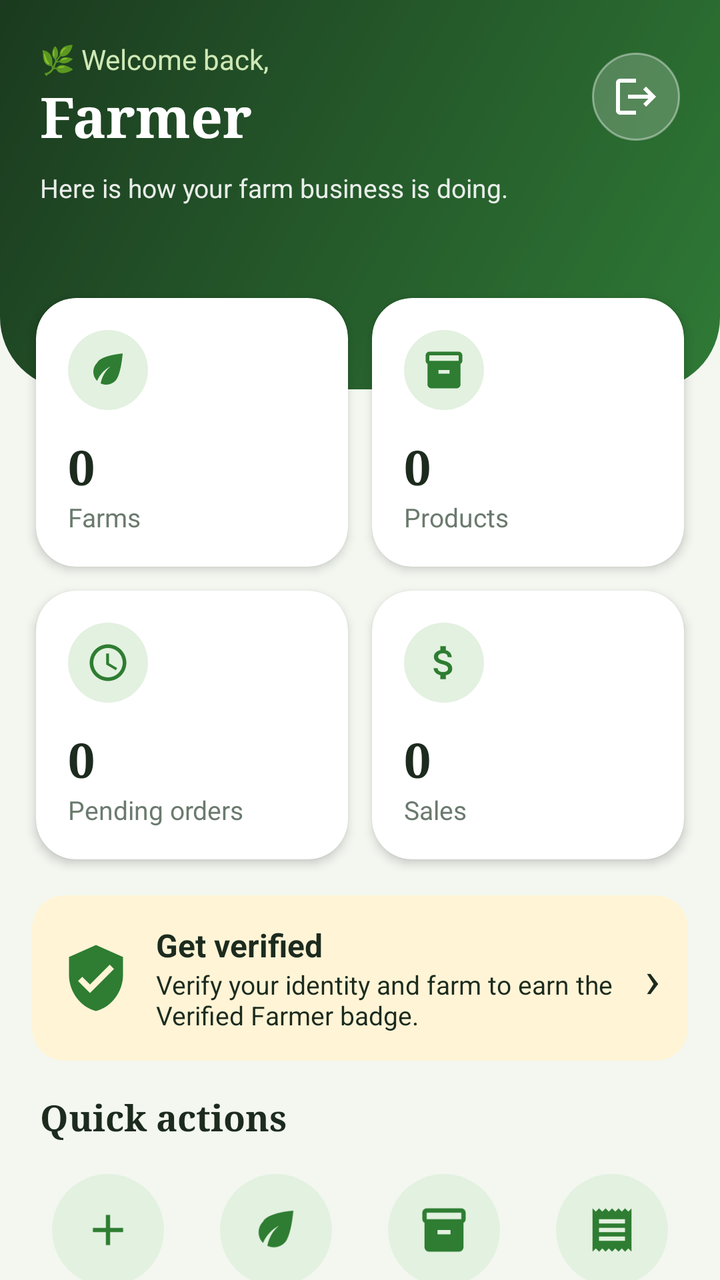
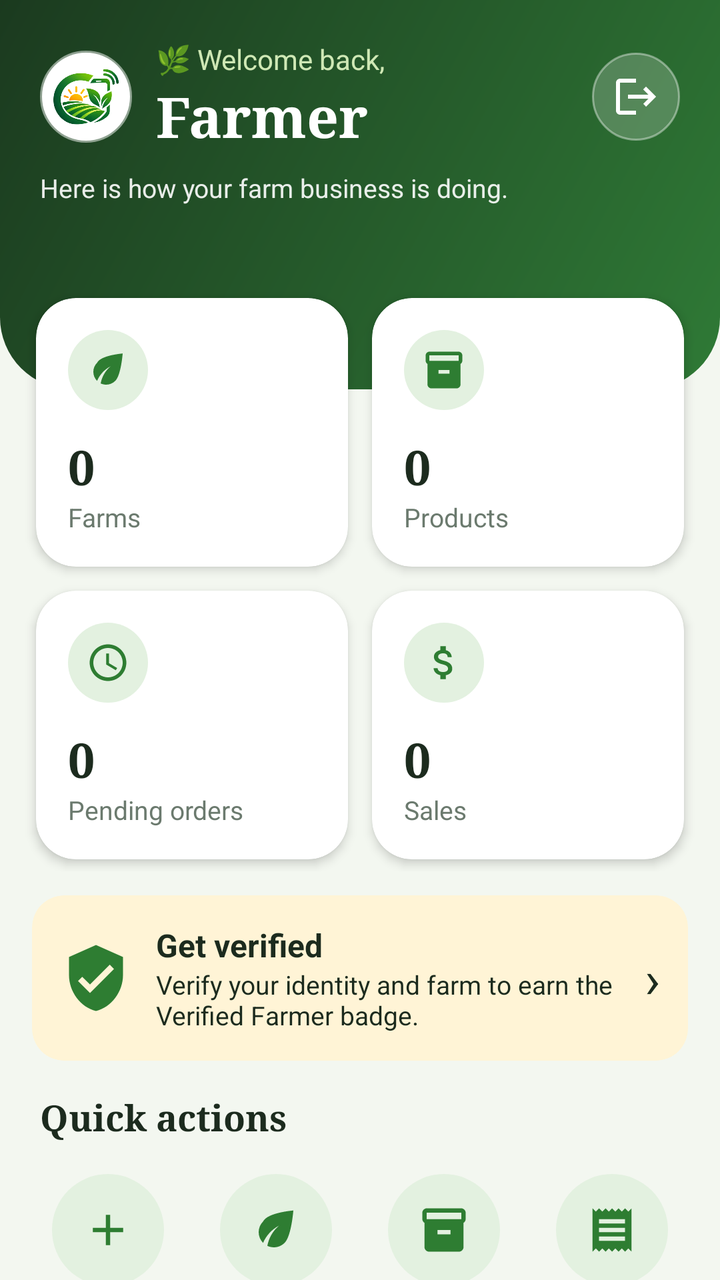

Compare the two renders of this Android layout. The source of the first and the diff that turns it into the second are given below.
<!-- AndroidManifest.xml: application theme Theme.FarmConnect -->
<!-- res/layout/activity_farmer_dashboard.xml -->
<?xml version="1.0" encoding="utf-8"?>
<ScrollView xmlns:android="http://schemas.android.com/apk/res/android"
    xmlns:app="http://schemas.android.com/apk/res-auto"
    android:layout_width="match_parent" android:layout_height="match_parent"
    android:background="@color/fc_bg" android:fillViewport="true" android:scrollbars="none">

    <LinearLayout android:layout_width="match_parent" android:layout_height="wrap_content"
        android:orientation="vertical">

        
        <LinearLayout android:layout_width="match_parent" android:layout_height="wrap_content"
            android:background="@drawable/bg_dash_header" android:orientation="vertical"
            android:paddingBottom="76dp" android:paddingStart="20dp" android:paddingEnd="20dp"
            android:paddingTop="20dp">

            <LinearLayout android:layout_width="match_parent" android:layout_height="wrap_content"
                android:gravity="center_vertical" android:orientation="horizontal">
                <LinearLayout android:layout_width="0dp" android:layout_height="wrap_content"
                    android:layout_weight="1" android:orientation="vertical">
                    <TextView android:layout_width="wrap_content" android:layout_height="wrap_content"
                        android:text="@string/t_521fa15a" android:textColor="#CFE8B5" android:textSize="14sp" />
                    <TextView android:id="@+id/tvGreeting" android:layout_width="wrap_content"
                        android:layout_height="wrap_content" android:text="@string/t_8bf7aa45" android:textColor="#FFFFFF"
                        android:textSize="28sp" android:textStyle="bold" android:fontFamily="serif" />
                    <TextView android:id="@+id/tvBadge" android:layout_width="wrap_content" android:layout_height="wrap_content"
                        android:layout_marginTop="6dp" android:background="@drawable/bg_chip"
                        android:backgroundTint="#66BB6A" android:paddingStart="10dp" android:paddingEnd="10dp"
                        android:paddingTop="4dp" android:paddingBottom="4dp" android:text="@string/t_4fe74204"
                        android:textColor="#FFFFFF" android:textSize="12sp" android:textStyle="bold"
                        android:visibility="gone" />
                </LinearLayout>
                <ImageButton android:id="@+id/btnLogout" android:layout_width="44dp" android:layout_height="44dp"
                    android:background="@drawable/bg_icon_glass" android:contentDescription="@string/t_4394c8d8"
                    android:padding="11dp" android:src="@drawable/ic_logout" android:tint="#FFFFFF" />
            </LinearLayout>

            <TextView android:layout_width="wrap_content" android:layout_height="wrap_content"
                android:layout_marginTop="8dp" android:text="@string/t_3d4ca469"
                android:textColor="#E6FFFFFF" android:textSize="13sp" />

            <ProgressBar android:id="@+id/progress" style="?android:attr/progressBarStyleHorizontal"
                android:layout_width="match_parent" android:layout_height="4dp" android:layout_marginTop="12dp"
                android:indeterminate="true" android:indeterminateTint="#FFFFFF" android:visibility="invisible" />
        </LinearLayout>

        
        <LinearLayout android:layout_width="match_parent" android:layout_height="wrap_content"
            android:layout_marginTop="-52dp" android:orientation="vertical"
            android:paddingStart="12dp" android:paddingEnd="12dp">
            <LinearLayout android:layout_width="match_parent" android:layout_height="wrap_content"
                android:orientation="horizontal">
                <com.google.android.material.card.MaterialCardView
                    android:layout_width="0dp" android:layout_height="wrap_content" android:layout_weight="1"
                    android:layout_margin="6dp" app:cardBackgroundColor="@color/fc_card"
                    app:cardCornerRadius="20dp" app:cardElevation="3dp" app:strokeWidth="0dp">
                    <LinearLayout android:layout_width="match_parent" android:layout_height="wrap_content"
                        android:orientation="vertical" android:padding="16dp">
                        <ImageView android:layout_width="40dp" android:layout_height="40dp"
                            android:background="@drawable/bg_icon_circle" android:padding="9dp"
                            android:src="@drawable/ic_eco" android:tint="@color/fc_primary" android:contentDescription="@string/t_5217a00d" />
                        <TextView android:id="@+id/tvFarms" android:layout_width="wrap_content" android:layout_height="wrap_content"
                            android:layout_marginTop="12dp" android:text="0" android:textColor="@color/fc_text"
                            android:textSize="24sp" android:textStyle="bold" android:fontFamily="serif" />
                        <TextView android:layout_width="wrap_content" android:layout_height="wrap_content"
                            android:text="@string/t_5217a00d" android:textColor="@color/fc_muted" android:textSize="13sp" />
                    </LinearLayout>
                </com.google.android.material.card.MaterialCardView>
                <com.google.android.material.card.MaterialCardView
                    android:layout_width="0dp" android:layout_height="wrap_content" android:layout_weight="1"
                    android:layout_margin="6dp" app:cardBackgroundColor="@color/fc_card"
                    app:cardCornerRadius="20dp" app:cardElevation="3dp" app:strokeWidth="0dp">
                    <LinearLayout android:layout_width="match_parent" android:layout_height="wrap_content"
                        android:orientation="vertical" android:padding="16dp">
                        <ImageView android:layout_width="40dp" android:layout_height="40dp"
                            android:background="@drawable/bg_icon_circle" android:padding="9dp"
                            android:src="@drawable/ic_inventory" android:tint="@color/fc_primary" android:contentDescription="@string/t_068f80c7" />
                        <TextView android:id="@+id/tvProducts" android:layout_width="wrap_content" android:layout_height="wrap_content"
                            android:layout_marginTop="12dp" android:text="0" android:textColor="@color/fc_text"
                            android:textSize="24sp" android:textStyle="bold" android:fontFamily="serif" />
                        <TextView android:layout_width="wrap_content" android:layout_height="wrap_content"
                            android:text="@string/t_068f80c7" android:textColor="@color/fc_muted" android:textSize="13sp" />
                    </LinearLayout>
                </com.google.android.material.card.MaterialCardView>
            </LinearLayout>
            <LinearLayout android:layout_width="match_parent" android:layout_height="wrap_content"
                android:orientation="horizontal">
                <com.google.android.material.card.MaterialCardView
                    android:layout_width="0dp" android:layout_height="wrap_content" android:layout_weight="1"
                    android:layout_margin="6dp" app:cardBackgroundColor="@color/fc_card"
                    app:cardCornerRadius="20dp" app:cardElevation="3dp" app:strokeWidth="0dp">
                    <LinearLayout android:layout_width="match_parent" android:layout_height="wrap_content"
                        android:orientation="vertical" android:padding="16dp">
                        <ImageView android:layout_width="40dp" android:layout_height="40dp"
                            android:background="@drawable/bg_icon_circle" android:padding="9dp"
                            android:src="@drawable/ic_clock" android:tint="@color/fc_primary" android:contentDescription="@string/t_b429b015" />
                        <TextView android:id="@+id/tvPending" android:layout_width="wrap_content" android:layout_height="wrap_content"
                            android:layout_marginTop="12dp" android:text="0" android:textColor="@color/fc_text"
                            android:textSize="24sp" android:textStyle="bold" android:fontFamily="serif" />
                        <TextView android:layout_width="wrap_content" android:layout_height="wrap_content"
                            android:text="@string/t_b429b015" android:textColor="@color/fc_muted" android:textSize="13sp" />
                    </LinearLayout>
                </com.google.android.material.card.MaterialCardView>
                <com.google.android.material.card.MaterialCardView
                    android:layout_width="0dp" android:layout_height="wrap_content" android:layout_weight="1"
                    android:layout_margin="6dp" app:cardBackgroundColor="@color/fc_card"
                    app:cardCornerRadius="20dp" app:cardElevation="3dp" app:strokeWidth="0dp">
                    <LinearLayout android:layout_width="match_parent" android:layout_height="wrap_content"
                        android:orientation="vertical" android:padding="16dp">
                        <ImageView android:layout_width="40dp" android:layout_height="40dp"
                            android:background="@drawable/bg_icon_circle" android:padding="9dp"
                            android:src="@drawable/ic_money" android:tint="@color/fc_primary" android:contentDescription="@string/t_11ff9f68" />
                        <TextView android:id="@+id/tvSales" android:layout_width="wrap_content" android:layout_height="wrap_content"
                            android:layout_marginTop="12dp" android:text="0" android:textColor="@color/fc_text"
                            android:textSize="24sp" android:textStyle="bold" android:fontFamily="serif" />
                        <TextView android:layout_width="wrap_content" android:layout_height="wrap_content"
                            android:text="@string/t_11ff9f68" android:textColor="@color/fc_muted" android:textSize="13sp" />
                    </LinearLayout>
                </com.google.android.material.card.MaterialCardView>
            </LinearLayout>
        </LinearLayout>

        
        <com.google.android.material.card.MaterialCardView android:id="@+id/cardVerify"
            android:layout_width="match_parent" android:layout_height="wrap_content"
            android:layout_marginStart="16dp" android:layout_marginEnd="16dp" android:layout_marginTop="12dp"
            android:clickable="true" android:focusable="true"
            app:cardBackgroundColor="#FFF4D6" app:cardCornerRadius="16dp" app:cardElevation="0dp" app:strokeWidth="0dp">
            <LinearLayout android:layout_width="match_parent" android:layout_height="wrap_content"
                android:gravity="center_vertical" android:orientation="horizontal" android:padding="14dp">
                <ImageView android:layout_width="36dp" android:layout_height="36dp"
                    android:src="@drawable/ic_verified" android:tint="@color/fc_primary" android:contentDescription="@string/t_52b8ffce" />
                <LinearLayout android:layout_width="0dp" android:layout_height="wrap_content"
                    android:layout_marginStart="12dp" android:layout_weight="1" android:orientation="vertical">
                    <TextView android:id="@+id/tvVerifyTitle" android:layout_width="wrap_content"
                        android:layout_height="wrap_content" android:text="@string/t_a6c800fc" android:textColor="@color/fc_text"
                        android:textSize="16sp" android:textStyle="bold" />
                    <TextView android:id="@+id/tvVerifyMsg" android:layout_width="wrap_content"
                        android:layout_height="wrap_content" android:text="@string/t_9da81061"
                        android:textColor="@color/fc_text" android:textSize="13sp" />
                </LinearLayout>
                <TextView android:layout_width="wrap_content" android:layout_height="wrap_content"
                    android:text="›" android:textColor="@color/fc_text" android:textSize="26sp" />
            </LinearLayout>
        </com.google.android.material.card.MaterialCardView>

        
        <com.google.android.material.card.MaterialCardView android:id="@+id/cardLowStock"
            android:layout_width="match_parent" android:layout_height="wrap_content"
            android:layout_margin="16dp" android:visibility="gone"
            app:cardBackgroundColor="@color/fc_warn_bg" app:cardCornerRadius="16dp"
            app:cardElevation="0dp" app:strokeColor="#F9A825" app:strokeWidth="1dp">
            <TextView android:id="@+id/tvLowStock" android:layout_width="match_parent"
                android:layout_height="wrap_content" android:padding="14dp"
                android:text="" android:textColor="#7A5600" android:textSize="13sp" android:textStyle="bold" />
        </com.google.android.material.card.MaterialCardView>

        
        <TextView android:layout_width="wrap_content" android:layout_height="wrap_content"
            android:layout_marginStart="20dp" android:layout_marginTop="16dp" android:text="@string/t_dab2e156"
            android:textColor="@color/fc_text" android:textSize="18sp" android:textStyle="bold"
            android:fontFamily="serif" />

        <LinearLayout android:layout_width="match_parent" android:layout_height="wrap_content"
            android:layout_marginTop="8dp" android:orientation="horizontal"
            android:paddingStart="12dp" android:paddingEnd="12dp">
            <LinearLayout android:id="@+id/actAddProduct" android:layout_width="0dp" android:layout_height="wrap_content"
                android:layout_weight="1" android:background="?attr/selectableItemBackgroundBorderless"
                android:clickable="true" android:focusable="true" android:gravity="center_horizontal"
                android:orientation="vertical" android:padding="8dp">
                <ImageView android:layout_width="56dp" android:layout_height="56dp"
                    android:background="@drawable/bg_icon_circle" android:padding="15dp"
                    android:src="@drawable/ic_add" android:tint="@color/fc_primary" android:contentDescription="@string/t_11a738dd" />
                <TextView android:layout_width="wrap_content" android:layout_height="wrap_content"
                    android:layout_marginTop="6dp" android:text="@string/t_11a738dd" android:textColor="@color/fc_text"
                    android:textSize="12sp" android:textStyle="bold" />
            </LinearLayout>
            <LinearLayout android:id="@+id/actFarms" android:layout_width="0dp" android:layout_height="wrap_content"
                android:layout_weight="1" android:background="?attr/selectableItemBackgroundBorderless"
                android:clickable="true" android:focusable="true" android:gravity="center_horizontal"
                android:orientation="vertical" android:padding="8dp">
                <ImageView android:layout_width="56dp" android:layout_height="56dp"
                    android:background="@drawable/bg_icon_circle" android:padding="15dp"
                    android:src="@drawable/ic_eco" android:tint="@color/fc_primary" android:contentDescription="@string/t_13d8eea4" />
                <TextView android:layout_width="wrap_content" android:layout_height="wrap_content"
                    android:layout_marginTop="6dp" android:text="@string/t_13d8eea4" android:textColor="@color/fc_text"
                    android:textSize="12sp" android:textStyle="bold" />
            </LinearLayout>
            <LinearLayout android:id="@+id/actProducts" android:layout_width="0dp" android:layout_height="wrap_content"
                android:layout_weight="1" android:background="?attr/selectableItemBackgroundBorderless"
                android:clickable="true" android:focusable="true" android:gravity="center_horizontal"
                android:orientation="vertical" android:padding="8dp">
                <ImageView android:layout_width="56dp" android:layout_height="56dp"
                    android:background="@drawable/bg_icon_circle" android:padding="15dp"
                    android:src="@drawable/ic_inventory" android:tint="@color/fc_primary" android:contentDescription="@string/t_068f80c7" />
                <TextView android:layout_width="wrap_content" android:layout_height="wrap_content"
                    android:layout_marginTop="6dp" android:text="@string/t_068f80c7" android:textColor="@color/fc_text"
                    android:textSize="12sp" android:textStyle="bold" />
            </LinearLayout>
            <LinearLayout android:id="@+id/actOrders" android:layout_width="0dp" android:layout_height="wrap_content"
                android:layout_weight="1" android:background="?attr/selectableItemBackgroundBorderless"
                android:clickable="true" android:focusable="true" android:gravity="center_horizontal"
                android:orientation="vertical" android:padding="8dp">
                <ImageView android:layout_width="56dp" android:layout_height="56dp"
                    android:background="@drawable/bg_icon_circle" android:padding="15dp"
                    android:src="@drawable/ic_receipt" android:tint="@color/fc_primary" android:contentDescription="@string/t_7442e29d" />
                <TextView android:layout_width="wrap_content" android:layout_height="wrap_content"
                    android:layout_marginTop="6dp" android:text="@string/t_7442e29d" android:textColor="@color/fc_text"
                    android:textSize="12sp" android:textStyle="bold" />
            </LinearLayout>
        </LinearLayout>

        <TextView android:id="@+id/actEarnings" android:layout_width="match_parent" android:layout_height="wrap_content"
            android:layout_marginEnd="16dp" android:layout_marginStart="16dp" android:layout_marginTop="4dp"
            android:background="@drawable/bg_chip" android:backgroundTint="@color/fc_primary_light" android:clickable="true"
            android:focusable="true" android:padding="14dp" android:text="@string/earnings_link"
            android:textColor="#1B5E20" android:textSize="14sp" android:textStyle="bold" />

    <HorizontalScrollView android:layout_width="match_parent" android:layout_height="wrap_content"
        android:clipToPadding="false" android:paddingEnd="12dp" android:paddingStart="12dp" android:paddingTop="12dp"
        android:scrollbars="none">
        <LinearLayout android:id="@+id/hubContainer" android:layout_width="wrap_content" android:layout_height="wrap_content"
            android:orientation="horizontal" />
    </HorizontalScrollView>

        
        <LinearLayout android:layout_width="match_parent" android:layout_height="wrap_content"
            android:layout_marginTop="16dp" android:gravity="center_vertical"
            android:orientation="horizontal" android:paddingStart="20dp" android:paddingEnd="20dp">
            <TextView android:layout_width="0dp" android:layout_height="wrap_content" android:layout_weight="1"
                android:text="@string/t_56296cbf" android:textColor="@color/fc_text" android:textSize="18sp"
                android:textStyle="bold" android:fontFamily="serif" />
            <TextView android:id="@+id/tvManage" android:layout_width="wrap_content"
                android:layout_height="wrap_content" android:padding="8dp" android:text="@string/t_34e34c43"
                android:textColor="@color/fc_primary" android:textStyle="bold" />
        </LinearLayout>
        <TextView android:id="@+id/tvNoProducts" android:layout_width="match_parent"
            android:layout_height="wrap_content" android:padding="20dp" android:gravity="center"
            android:text="@string/t_767f4484"
            android:textColor="@color/fc_muted" android:visibility="gone" />
        <HorizontalScrollView android:layout_width="match_parent" android:layout_height="wrap_content"
            android:scrollbars="none">
            <LinearLayout android:id="@+id/productsContainer" android:layout_width="wrap_content"
                android:layout_height="wrap_content" android:orientation="horizontal"
                android:paddingStart="12dp" android:paddingEnd="12dp" android:paddingTop="6dp" android:paddingBottom="6dp" />
        </HorizontalScrollView>

        
        <LinearLayout android:layout_width="match_parent" android:layout_height="wrap_content"
            android:layout_marginTop="16dp" android:gravity="center_vertical"
            android:orientation="horizontal" android:paddingStart="20dp" android:paddingEnd="20dp">
            <TextView android:layout_width="0dp" android:layout_height="wrap_content" android:layout_weight="1"
                android:text="@string/t_4bfa4ae2" android:textColor="@color/fc_text" android:textSize="18sp"
                android:textStyle="bold" android:fontFamily="serif" />
            <TextView android:id="@+id/tvSeeAll" android:layout_width="wrap_content"
                android:layout_height="wrap_content" android:padding="8dp" android:text="@string/t_453d11d2"
                android:textColor="@color/fc_primary" android:textStyle="bold" />
        </LinearLayout>

        <TextView android:id="@+id/tvNoOrders" android:layout_width="match_parent"
            android:layout_height="wrap_content" android:padding="24dp" android:gravity="center"
            android:text="@string/t_7f65f787" android:textColor="@color/fc_muted" />

        <LinearLayout android:id="@+id/ordersContainer" android:layout_width="match_parent"
            android:layout_height="wrap_content" android:orientation="vertical"
            android:paddingStart="10dp" android:paddingEnd="10dp" android:paddingBottom="32dp" />
    </LinearLayout>
</ScrollView>
<!-- resources referenced by this layout -->
<resources>
  <color name="fc_bg">#F3F7F0</color>
  <color name="fc_card">#FFFFFF</color>
  <color name="fc_muted">#6B7A6E</color>
  <color name="fc_primary">#2E7D32</color>
  <color name="fc_primary_light">#E3F1E0</color>
  <color name="fc_text">#1C2B1E</color>
  <color name="fc_warn_bg">#FFF4D6</color>
  <!-- drawable bg_chip (drawable) -->
  <?xml version="1.0" encoding="utf-8"?>
  <shape xmlns:android="http://schemas.android.com/apk/res/android" android:shape="rectangle">
      <solid android:color="#FFFFFF" />
      <corners android:radius="12dp" />
  </shape>
  <!-- drawable bg_dash_header (drawable) -->
  <?xml version="1.0" encoding="utf-8"?>
  <shape xmlns:android="http://schemas.android.com/apk/res/android" android:shape="rectangle">
      <gradient android:angle="315" android:startColor="#1B3A1F" android:endColor="#2F7A36" />
      <corners android:bottomLeftRadius="36dp" android:bottomRightRadius="36dp" />
  </shape>
  <!-- drawable bg_icon_circle (drawable) -->
  <?xml version="1.0" encoding="utf-8"?>
  <shape xmlns:android="http://schemas.android.com/apk/res/android" android:shape="oval">
      <solid android:color="@color/fc_primary_light" />
  </shape>
  <!-- drawable bg_icon_glass (drawable) -->
  <?xml version="1.0" encoding="utf-8"?>
  <shape xmlns:android="http://schemas.android.com/apk/res/android" android:shape="oval">
      <solid android:color="#33FFFFFF" />
      <stroke android:width="1dp" android:color="#66FFFFFF" />
  </shape>
  <!-- drawable ic_add (drawable) -->
  <vector xmlns:android="http://schemas.android.com/apk/res/android"
      android:width="24dp" android:height="24dp" android:viewportWidth="24" android:viewportHeight="24">
      <path android:fillColor="#FF000000" android:pathData="M19,13h-6v6h-2v-6H5v-2h6V5h2v6h6v2z" />
  </vector>
  <string name="earnings_link">💰  My earnings and payouts</string>
  <string name="t_068f80c7">Products</string>
  <string name="t_11a738dd">Add product</string>
  <string name="t_11ff9f68">Sales</string>
  <string name="t_13d8eea4">My farms</string>
  <string name="t_34e34c43">Manage</string>
  <string name="t_3d4ca469">Here is how your farm business is doing.</string>
  <string name="t_4394c8d8">Log out</string>
  <string name="t_453d11d2">See all</string>
  <string name="t_4bfa4ae2">Recent orders</string>
  <string name="t_4fe74204">✓ Verified Farmer</string>
  <string name="t_5217a00d">Farms</string>
  <string name="t_521fa15a">🌿 Welcome back,</string>
  <string name="t_52b8ffce">Verification</string>
  <string name="t_56296cbf">My products</string>
  <string name="t_7442e29d">Orders</string>
  <string name="t_767f4484">No products yet. Tap Add product to list your first one.</string>
  <string name="t_7f65f787">No orders yet. New orders will show up here.</string>
  <string name="t_8bf7aa45">Farmer</string>
  <string name="t_9da81061">Verify your identity and farm to earn the Verified Farmer badge.</string>
  <string name="t_a6c800fc">Get verified</string>
  <string name="t_b429b015">Pending orders</string>
  <string name="t_dab2e156">Quick actions</string>
  <style name="Theme.FarmConnect" parent="Theme.MaterialComponents.Light.DarkActionBar">
          <item name="colorPrimary">#2E7D32</item>
          <item name="colorPrimaryVariant">#1B5E20</item>
          <item name="colorOnPrimary">#FFFFFF</item>
          <item name="colorSecondary">#F9A825</item>
      </style>
  <!-- unchanged entries left out for length: 7 -->
</resources>

<!-- the commit's change to res/layout/activity_farmer_dashboard.xml (unified diff, before → after) -->
@@ -15,6 +15,10 @@
 
             <LinearLayout android:layout_width="match_parent" android:layout_height="wrap_content"
                 android:gravity="center_vertical" android:orientation="horizontal">
+                <ImageView android:layout_width="46dp" android:layout_height="46dp"
+                    android:layout_marginEnd="12dp" android:background="@drawable/bg_logo_badge"
+                    android:contentDescription="@string/app_name" android:padding="6dp"
+                    android:src="@drawable/fc_logo_mark" />
                 <LinearLayout android:layout_width="0dp" android:layout_height="wrap_content"
                     android:layout_weight="1" android:orientation="vertical">
                     <TextView android:layout_width="wrap_content" android:layout_height="wrap_content"
<!-- resource entries referenced after the edit -->
@@ -30,11 +30,19 @@
       <solid android:color="#33FFFFFF" />
       <stroke android:width="1dp" android:color="#66FFFFFF" />
   </shape>
+  <!-- drawable bg_logo_badge (drawable) -->
+  <?xml version="1.0" encoding="utf-8"?>
+  <shape xmlns:android="http://schemas.android.com/apk/res/android" android:shape="oval">
+      <solid android:color="#FFFFFF" />
+      <stroke android:width="2dp" android:color="#80FFFFFF" />
+  </shape>
+  <!-- drawable fc_logo_mark: png bitmap (drawable-nodpi, 79980 bytes) -->
   <!-- drawable ic_add (drawable) -->
   <vector xmlns:android="http://schemas.android.com/apk/res/android"
       android:width="24dp" android:height="24dp" android:viewportWidth="24" android:viewportHeight="24">
       <path android:fillColor="#FF000000" android:pathData="M19,13h-6v6h-2v-6H5v-2h6V5h2v6h6v2z" />
   </vector>
+  <string name="app_name">FarmConnect</string>
   <string name="earnings_link">💰  My earnings and payouts</string>
   <string name="t_068f80c7">Products</string>
   <string name="t_11a738dd">Add product</string>
